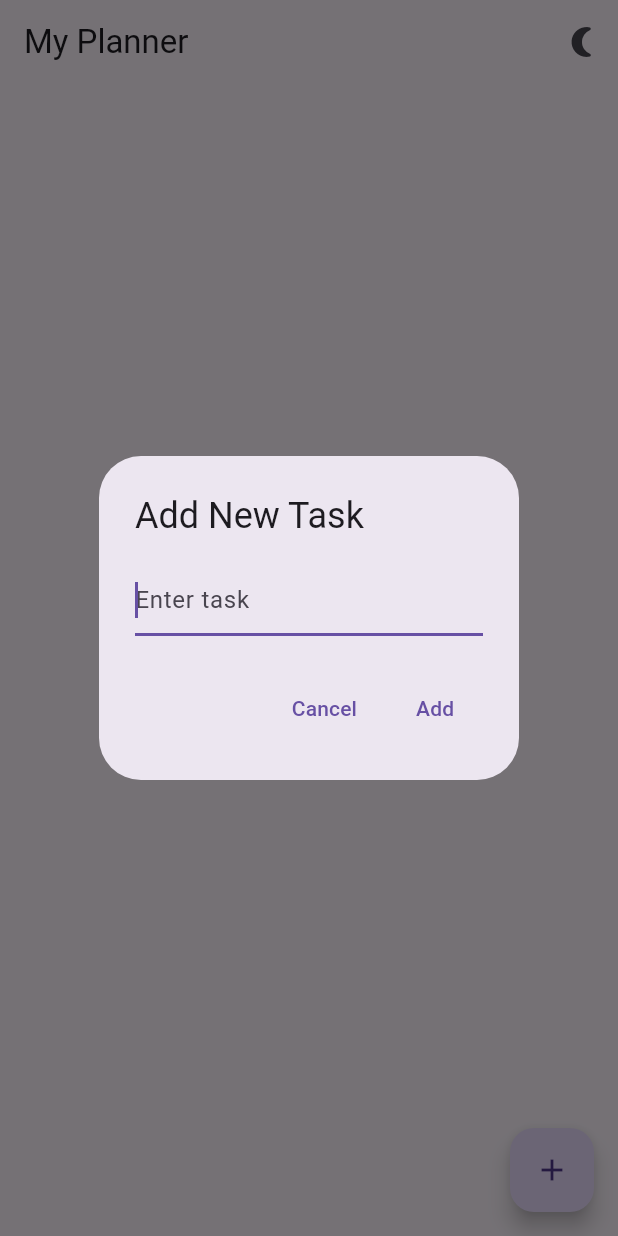
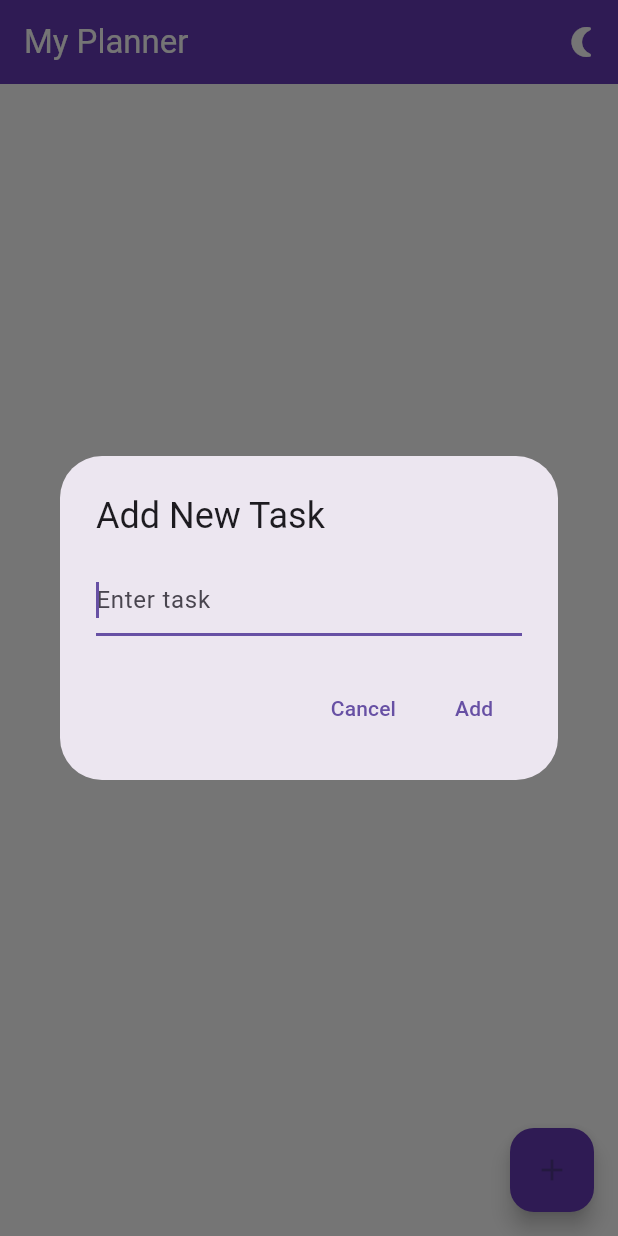
Before and after one commit to vinayaktyagi10/advanced_todo_planner, a Flutter app: the screen it shows after launch, after a tap on the "add" icon, on a phone screen of 412 x 824 dp. Run offline on Flutter 3.47's test engine with Material 3 defaults, Android fonts, the phone set to English and light mode, and no system bars; our stand-ins replace hive, hive_flutter; accounts and stored records are empty.

Commit message:
made it so the add and edit box have a certain width set and does not extend as the text is typed making the UX better

```diff
--- a/lib/main.dart
+++ b/lib/main.dart
@@ -34,22 +34,43 @@ class _MyAppState extends State<MyApp> {
     return MaterialApp(
       title: 'My Planner',
 theme: ThemeData(
+  brightness: Brightness.light,
   primarySwatch: Colors.deepPurple,
-        brightness: Brightness.light,
+  scaffoldBackgroundColor: Colors.white,
+  floatingActionButtonTheme: const FloatingActionButtonThemeData(
+    backgroundColor: Colors.deepPurple,
   ),
+  appBarTheme: const AppBarTheme(
+    backgroundColor: Colors.deepPurple,
+    foregroundColor: Colors.white,
+  ),
+  textTheme: const TextTheme(
+    bodyLarge: TextStyle(color: Colors.black87),
+    bodyMedium: TextStyle(color: Colors.black87),
+    displayLarge: TextStyle(color: Colors.deepPurple),
+    // add more styles if you want
+  ),
+),
+
 darkTheme: ThemeData(
   brightness: Brightness.dark,
   primarySwatch: Colors.deepPurple,
   scaffoldBackgroundColor: Colors.black,
+  floatingActionButtonTheme: const FloatingActionButtonThemeData(
+    backgroundColor: Colors.orange,
+  ),
   appBarTheme: const AppBarTheme(
     backgroundColor: Colors.deepPurple,
     foregroundColor: Colors.white,
   ),
-        floatingActionButtonTheme: const FloatingActionButtonThemeData(
-          backgroundColor: Colors.deepPurple,
+  textTheme: const TextTheme(
+    bodyLarge: TextStyle(color: Colors.white70),
+    bodyMedium: TextStyle(color: Colors.white70),
+    displayLarge: TextStyle(color: Colors.orangeAccent),
+    // add more styles if you want
   ),
 ),
-      themeMode: _themeMode, // Use current theme mode
+      themeMode: _themeMode,
       home: TaskScreenWithThemeToggle(
         toggleTheme: _toggleTheme,
         themeMode: _themeMode,
@@ -76,14 +97,18 @@ class TaskScreenWithThemeToggle extends StatelessWidget {
         actions: [
           IconButton(
             icon: Icon(
-              themeMode == ThemeMode.dark ? Icons.wb_sunny : Icons.nightlight_round,
+              themeMode == ThemeMode.dark
+                  ? Icons.wb_sunny
+                  : Icons.nightlight_round,
             ),
             onPressed: toggleTheme,
-            tooltip: themeMode == ThemeMode.dark ? 'Switch to Light Mode' : 'Switch to Dark Mode',
+            tooltip: themeMode == ThemeMode.dark
+                ? 'Switch to Light Mode'
+                : 'Switch to Dark Mode',
           ),
         ],
       ),
-      body: const TaskScreen(), // Your existing TaskScreen
+      body: const TaskScreen(),
     );
   }
 }
--- a/lib/screens/task_screen.dart
+++ b/lib/screens/task_screen.dart
@@ -39,8 +39,14 @@ context: context,
 builder:(context){
 	return AlertDialog(	//this lets you add a task.
 	title: const Text('Add New Task'),
-		content: TextField(
+content: SizedBox(
+    width: 300,  // fixed width
+    height: null, // fixed height
+		child:TextField(
+		keyboardType: TextInputType.multiline,
+		maxLines:null,		//makes it so the dialog box expands VERTICALLY.
 	 	autofocus: true,
+		textInputAction: TextInputAction.done,
 	 	decoration: const InputDecoration(hintText: 'Enter task'),
 	 	onChanged: (value){
 	  	newTaskTitle = value;
@@ -52,6 +58,7 @@ builder:(context){
 				}
 			},
       		),
+	),
 	actions: [
 	TextButton(
 	 onPressed: (){
@@ -83,9 +90,15 @@ context:context,
 builder:(context){
 	return AlertDialog(
 	title: const Text('Edit Task'),
-		content:TextField(
+	content: SizedBox(
+    	width: 300,  // fixed width
+    	height: null, // fixed height
+		child: TextField(
+      		keyboardType: TextInputType.multiline,
+      		maxLines: null,
 		   controller: controller,
 	           autofocus: true,
+		   textInputAction: TextInputAction.done,
 		   onChanged: (value){
 				updatedTitle=value;
 						},
@@ -95,6 +108,7 @@ builder:(context){
 				Navigator.of(context).pop();
 			}
 			},
+			),
 			),
 			actions:[
 			 TextButton(
@@ -175,6 +189,7 @@ return Scaffold(
           itemBuilder: (context, index) {
             final task = tasks[index];
 	return Card(
+
 	key: ValueKey(task.key),
 
   margin: EdgeInsets.symmetric(horizontal: 12, vertical: 6),
```
Lines whose indentation alone changed are shown as unchanged.
